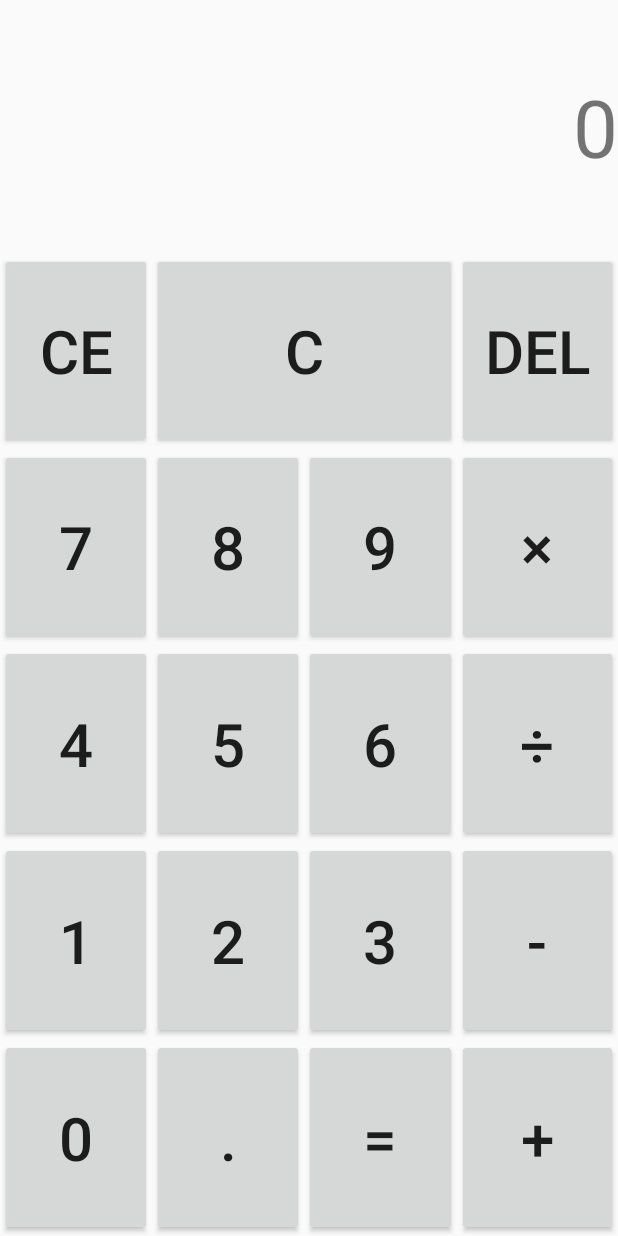
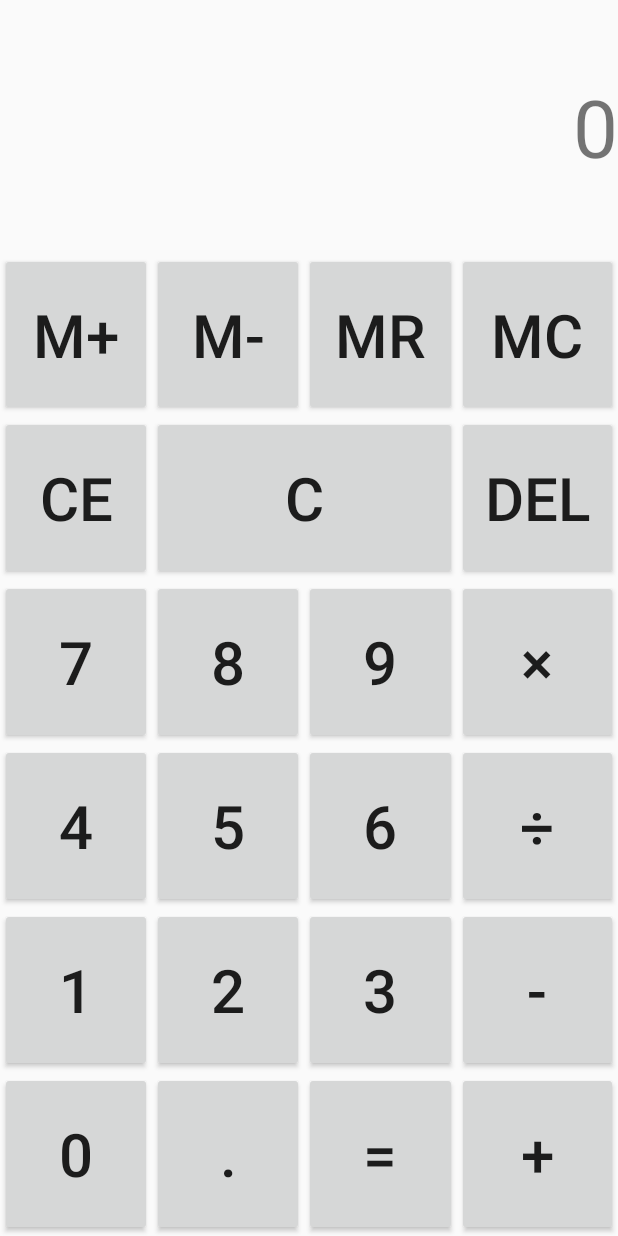
Before and after one commit to carsonalh/calculator, an Android app: the screen it shows after launch (MainActivity), on a phone screen of 412 x 824 dp. Run offline under Robolectric (Android 15) with nearby library versions, the phone set to English and light mode, and no system bars.

Commit message:
Add memory feature

```diff
--- a/app/src/main/java/au/com/carsonholloway/calculator/MainActivity.kt
+++ b/app/src/main/java/au/com/carsonholloway/calculator/MainActivity.kt
@@ -35,6 +35,10 @@ class MainActivity : ComponentActivity() {
         val buttonDivide = findViewById<Button>(R.id.button_divide)
         val buttonDecimal = findViewById<Button>(R.id.button_decimal)
         val buttonEqual = findViewById<Button>(R.id.button_equal)
+        val buttonMemoryAdd = findViewById<Button>(R.id.memory_add)
+        val buttonMemorySubtract = findViewById<Button>(R.id.memory_subtract)
+        val buttonMemoryRecall = findViewById<Button>(R.id.memory_recall)
+        val buttonMemoryClear = findViewById<Button>(R.id.memory_clear)
 
         buttonClear.setOnClickListener { calculator.inputClear(); updateDisplay() }
         buttonClearEntry.setOnClickListener { calculator.inputClearEntry(); updateDisplay() }
@@ -55,6 +59,10 @@ class MainActivity : ComponentActivity() {
         buttonMultiply.setOnClickListener { calculator.inputMultiply(); updateDisplay() }
         buttonSubtract.setOnClickListener { calculator.inputSubtract(); updateDisplay() }
         buttonDivide.setOnClickListener { calculator.inputDivide(); updateDisplay() }
+        buttonMemoryAdd.setOnClickListener { calculator.inputMemoryAdd(); updateDisplay() }
+        buttonMemorySubtract.setOnClickListener { calculator.inputMemorySubtract(); updateDisplay() }
+        buttonMemoryRecall.setOnClickListener { calculator.inputMemoryRecall(); updateDisplay() }
+        buttonMemoryClear.setOnClickListener { calculator.inputMemoryClear(); updateDisplay() }
     }
 
     private fun updateDisplay() {
--- a/app/src/main/res/layout/calculator.xml
+++ b/app/src/main/res/layout/calculator.xml
@@ -15,7 +15,19 @@
         android:layout_width="match_parent"
         android:layout_height="match_parent"
         android:columnCount="4"
-        android:rowCount="5">
+        android:rowCount="6">
+        <Button android:id="@+id/memory_add"
+            style="@style/CalculatorButton"
+            android:text="@string/memory_add" />
+        <Button android:id="@+id/memory_subtract"
+            style="@style/CalculatorButton"
+            android:text="@string/memory_subtract" />
+        <Button android:id="@+id/memory_recall"
+            style="@style/CalculatorButton"
+            android:text="@string/memory_recall" />
+        <Button android:id="@+id/memory_clear"
+            style="@style/CalculatorButton"
+            android:text="@string/memory_clear" />
         <Button android:id="@+id/button_clear_entry"
             style="@style/CalculatorButton"
             android:text="@string/clear_entry" />
--- a/app/src/main/res/values/strings.xml
+++ b/app/src/main/res/values/strings.xml
@@ -19,4 +19,8 @@
     <string name="decimal_indicator">.</string>
     <string name="equals">=</string>
     <string name="add_symbol">+</string>
+    <string name="memory_add">M+</string>
+    <string name="memory_subtract">M-</string>
+    <string name="memory_recall">MR</string>
+    <string name="memory_clear">MC</string>
 </resources>
```
Also changed, not shown: app/src/main/java/au/com/carsonholloway/calculator/Calculator.kt (+71 -5 lines), 1 other file.
